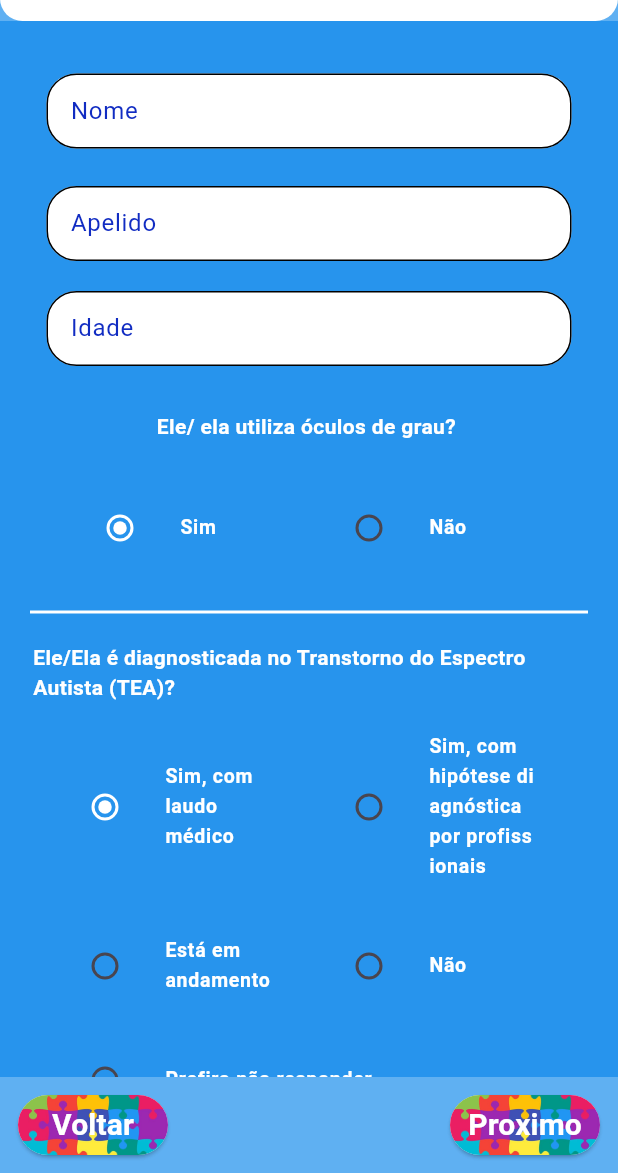
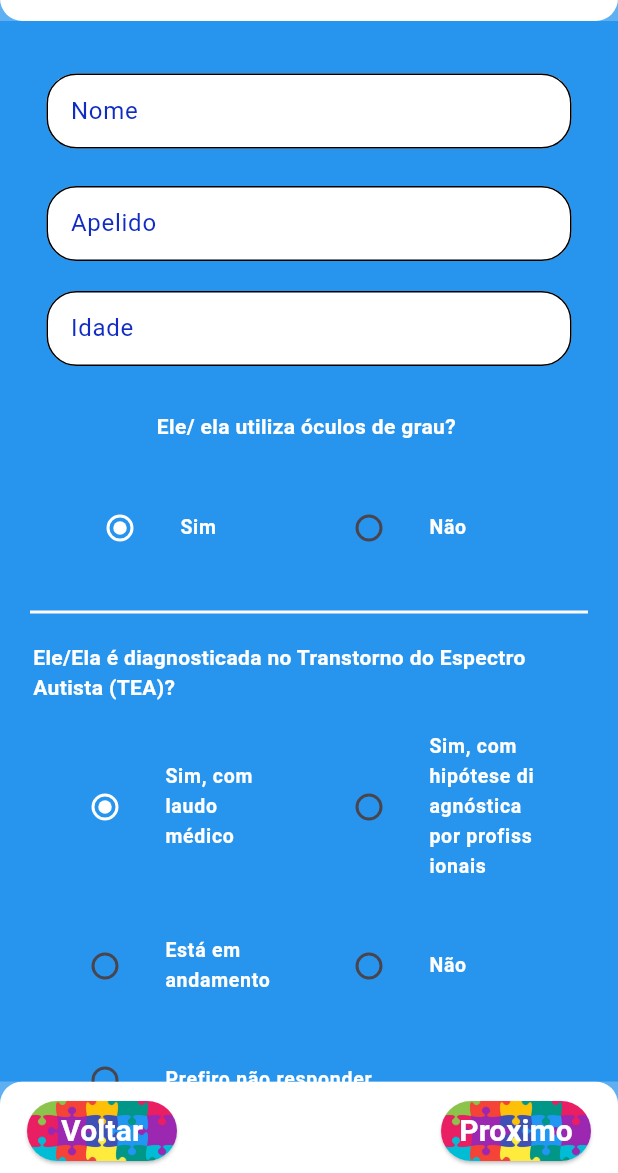
Before and after one commit to LuisAlveser/Gerador_de_contos, a Flutter app: the TelaDeFormularioCrianca screen opened directly, on a phone screen of 412 x 824 dp, the part 63-1236 px from its top. Run offline on Flutter 3.47's test engine with Material 3 defaults, Android fonts, the phone set to English and light mode, and no system bars; our stand-ins replace firebase_auth, firebase_core; accounts and stored records are empty; generated files the repository leaves out were written again.

```diff
--- a/lib/Telas/TelaDeCadastroCrianca.dart
+++ b/lib/Telas/TelaDeCadastroCrianca.dart
@@ -120,8 +120,19 @@ class _TelaDeFormularioCriancaState extends State<TelaDeFormularioCrianca> {
           ],
         ),
       ),
-      bottomNavigationBar: Padding(
-        padding: const EdgeInsets.all(4.0),
+      bottomNavigationBar: ClipRRect(
+        borderRadius: BorderRadius.only(
+          topLeft: Radius.circular(15.0),
+          topRight: Radius.circular(15.0),
+        ),
+        child: Container(
+          color: Colors.white,
+          padding: const EdgeInsets.only(
+            left: 10.0,
+            right: 10.0,
+            bottom: 0.0,
+            top: 5.0,
+          ),
           child: Row(
             mainAxisAlignment: MainAxisAlignment.spaceBetween,
             children: [
@@ -133,10 +144,12 @@ class _TelaDeFormularioCriancaState extends State<TelaDeFormularioCrianca> {
 
                   child: ElevatedButton(
                     onPressed: () {
+                      setState(() {
                         _pageController.previousPage(
                           duration: Duration(milliseconds: 300),
                           curve: Curves.linear,
                         );
+                      });
                     },
                     style: ElevatedButton.styleFrom(
                       padding: EdgeInsets.zero,
@@ -242,6 +255,7 @@ class _TelaDeFormularioCriancaState extends State<TelaDeFormularioCrianca> {
             ],
           ),
         ),
+      ),
     );
   }
 }
--- a/pubspec.yaml
+++ b/pubspec.yaml
@@ -34,6 +34,8 @@ dependencies:
   # The following adds the Cupertino Icons font to your application.
   # Use with the CupertinoIcons class for iOS style icons.
   cupertino_icons: ^1.0.8
+  firebase_core: ^3.15.1
+  firebase_auth: ^5.6.2
 
 dev_dependencies:
   flutter_test:
```
Also changed, not shown: lib/Model/ResponsavelModelo.dart (+9 -8 lines), lib/Telas/TelaDeInicioApp.dart (+18 -2 lines), lib/Telas/TelaPrincipalApp.dart (+7 -1 lines), lib/main.dart (+8 -1 lines), lib/servicos/AutenticacaoResponsavel.dart (added, +40 -0 lines), firebase.json (added), pubspec.lock, 7 other files. Lines whose indentation alone changed are shown as unchanged.
